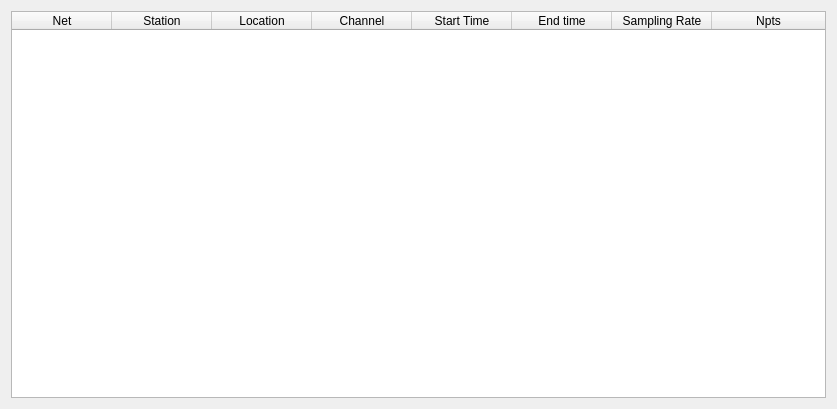
Qt form isp/resources/designer_uis/StationsInfo.ui (ProjectISP/ISP) before a commit.
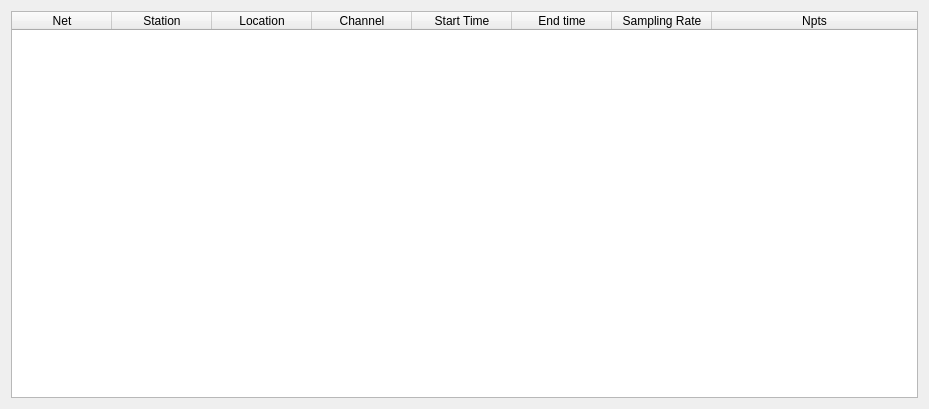
The same form after that commit.

The edit to the form file:
```diff
--- a/isp/resources/designer_uis/StationsInfo.ui
+++ b/isp/resources/designer_uis/StationsInfo.ui
@@ -6,7 +6,7 @@
    <rect>
     <x>0</x>
     <y>0</y>
-    <width>837</width>
+    <width>929</width>
     <height>409</height>
    </rect>
   </property>
```
